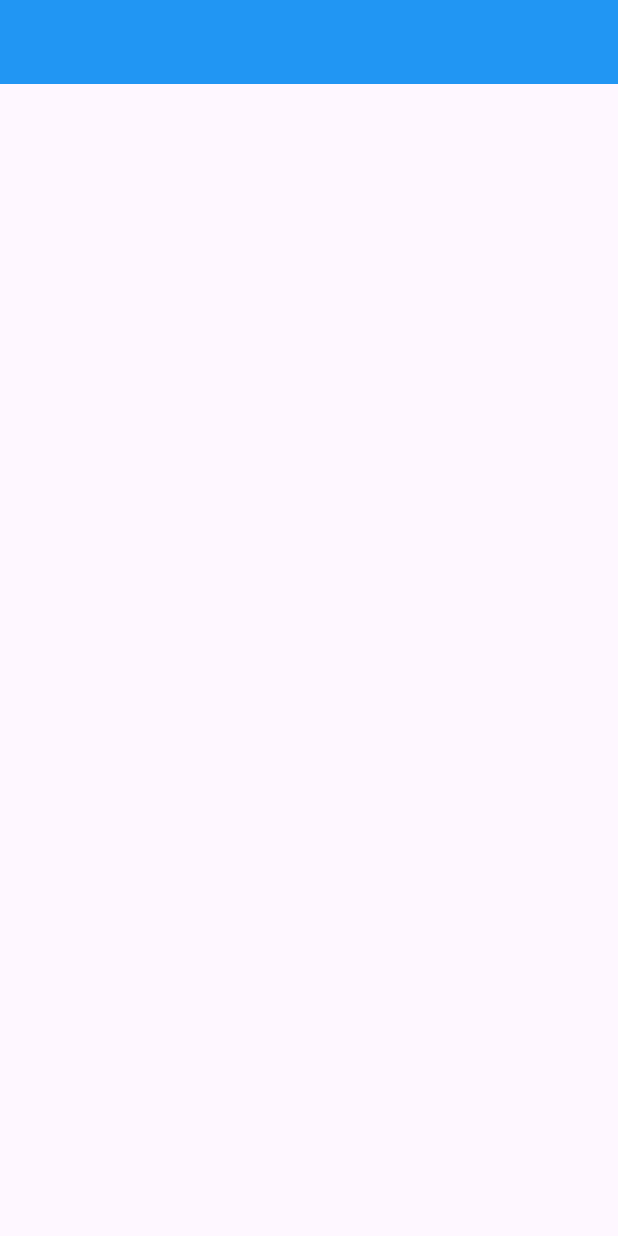
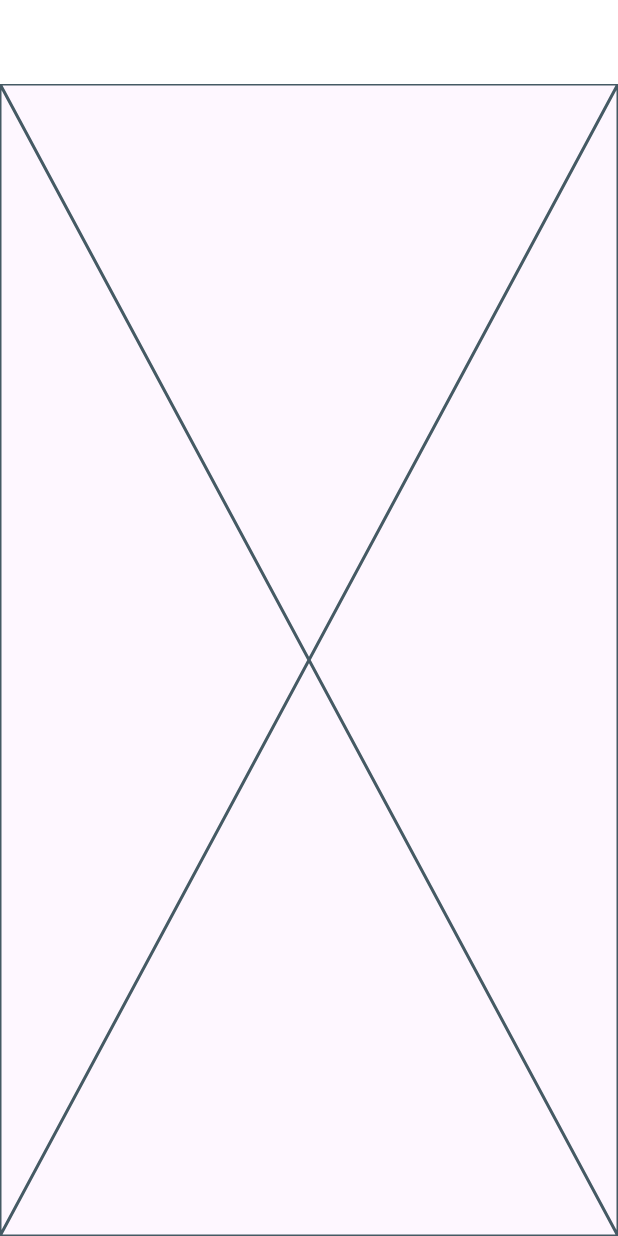
Before and after one commit to Kross26/e_commerce, a Flutter app: the CartView screen opened by its route, on a phone screen of 412 x 824 dp. Run offline on Flutter 3.47's test engine with Material 3 defaults, Android fonts, the phone set to English and light mode, and no system bars; our stand-ins replace bloc, cached_network_image, equatable, font_awesome_flutter, go_router, quickalert; network calls fail.

Commit message:
minor fixes

```diff
--- a/lib/ui/screens/product_detail_screen.dart
+++ b/lib/ui/screens/product_detail_screen.dart
@@ -21,7 +21,9 @@ class ProductDetailScreen extends StatelessWidget {
         bottom: false,
         child: Column(
           children: [
-            Row(
+            Padding(
+              padding: const EdgeInsets.all(20.0),
+              child: Row(
                 mainAxisAlignment: MainAxisAlignment.spaceBetween,
                 children: [
                   const BackButton(),
@@ -33,6 +35,7 @@ class ProductDetailScreen extends StatelessWidget {
                     icon: const Icon(Icons.shopping_bag_outlined),
                   ),
                 ],
+              ),
             ),
             // cachednetworkimage package
             Expanded(
--- a/lib/ui/views/cart_view.dart
+++ b/lib/ui/views/cart_view.dart
@@ -6,11 +6,12 @@ class CartView extends StatelessWidget {
 
   @override
   Widget build(BuildContext context) {
-    double screenWidht = MediaQuery.of(context).size.width;
+    // double screenWidht = MediaQuery.of(context).size.width;
     return Scaffold(
       appBar: AppBar(
-        backgroundColor: Colors.blue,
+        backgroundColor: Colors.white,
       ),
+      body: const Placeholder(),
     );
   }
 }
--- a/lib/ui/views/home_view.dart
+++ b/lib/ui/views/home_view.dart
@@ -31,7 +31,7 @@ class _HomeViewState extends State<HomeView> {
           appBar: AppBar(
             scrolledUnderElevation: 0.0,
             elevation: 0.0,
-            toolbarHeight: screenHeight * 0.1,
+            // toolbarHeight: screenHeight * 0.1,
             backgroundColor: Colors.white,
             title: const Center(
               child: Text('Home'),
--- a/lib/ui/views/profile_view.dart
+++ b/lib/ui/views/profile_view.dart
@@ -8,6 +8,10 @@ class ProfileView extends StatelessWidget {
   Widget build(BuildContext context) {
     return Scaffold(
         backgroundColor: Colors.white,
+        appBar: AppBar(
+          backgroundColor: Colors.white,
+          title: const Center(child: Text('Profile')),
+        ),
         body: Padding(
           padding: const EdgeInsets.only(top: 30),
           child: Center(
--- a/lib/ui/widgets/custom_navigationbar.dart
+++ b/lib/ui/widgets/custom_navigationbar.dart
@@ -16,10 +16,8 @@ class NavBar extends StatelessWidget {
     // double screenHeight = MediaQuery.of(context).size.height;
     // double screenWidht = MediaQuery.of(context).size.width;
     return BottomAppBar(
-      color: Colors.red,
-      // shadowColor: Colors.black,
+      color: Colors.white,
       shape: shape,
-      // surfaceTintColor: Colors.grey,
       padding: const EdgeInsets.all(0),
       clipBehavior: Clip.hardEdge,
       elevation: 0.0,
@@ -74,7 +72,7 @@ Widget navItem(IconData icon, bool selected, {Function()? onTap}) {
     decoration: const BoxDecoration(
         borderRadius: BorderRadius.all(Radius.circular(20))),
     child: InkWell(
-      hoverColor: Colors.grey,
+      // hoverColor: Colors.grey,
       focusColor: Colors.blue,
       splashColor: Colors.grey,
       borderRadius: BorderRadius.circular(20),
--- a/pubspec.yaml
+++ b/pubspec.yaml
@@ -13,7 +13,7 @@ dependencies:
   equatable: ^2.0.5
   flutter:
     sdk: flutter
-  flutter_bloc: ^8.1.5
+  flutter_bloc: ^8.1.6
   font_awesome_flutter: ^10.7.0
   go_router: ^13.2.1
   google_sign_in: ^6.2.1
```
Also changed, not shown: lib/ui/screens/home_screen.dart (+0 -14 lines), lib/ui/views/favorite_view.dart (+7 -1 lines), lib/ui/views/support_view.dart (+7 -1 lines), pubspec.lock. Lines whose indentation alone changed are shown as unchanged.
